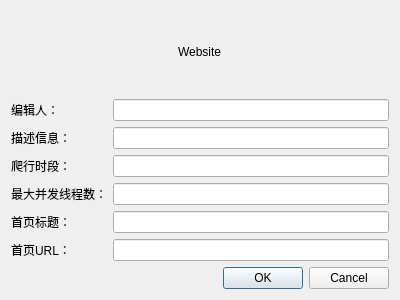
Above: src/backend/tools/ConfigTool/spider/Website.ui from hrbesd/labrador before the change. Below: the same form after it.
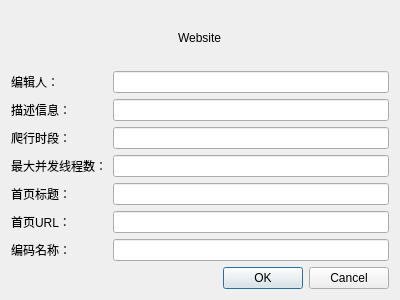
That is the form after the change.

Commit message: update spider config file to version 0.1.1 add codec name element to website node

Patch:
```diff
--- a/src/backend/tools/ConfigTool/spider/Website.ui
+++ b/src/backend/tools/ConfigTool/spider/Website.ui
@@ -113,6 +113,16 @@
      <item row="5" column="1">
       <widget class="QLineEdit" name="lineEdit_6"/>
      </item>
+     <item row="6" column="0">
+      <widget class="QLabel" name="label_8">
+       <property name="text">
+        <string>编码名称：</string>
+       </property>
+      </widget>
+     </item>
+     <item row="6" column="1">
+      <widget class="QLineEdit" name="lineEdit_7"/>
+     </item>
     </layout>
    </item>
    <item>
```
The commit also changes 7 other files.
